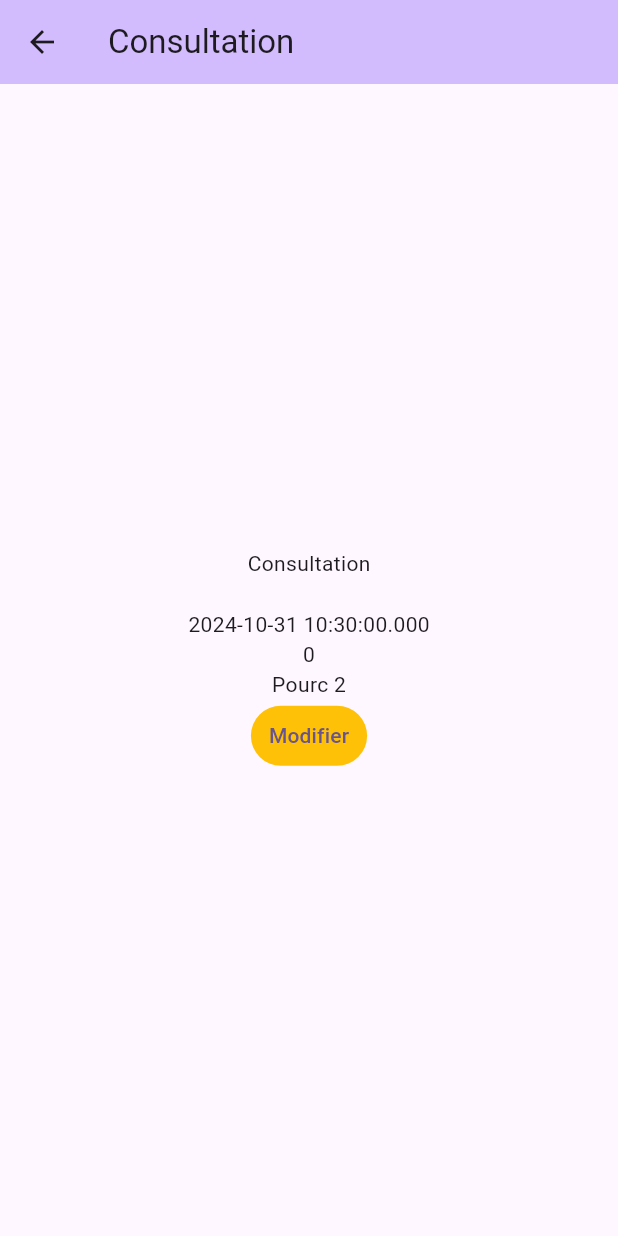
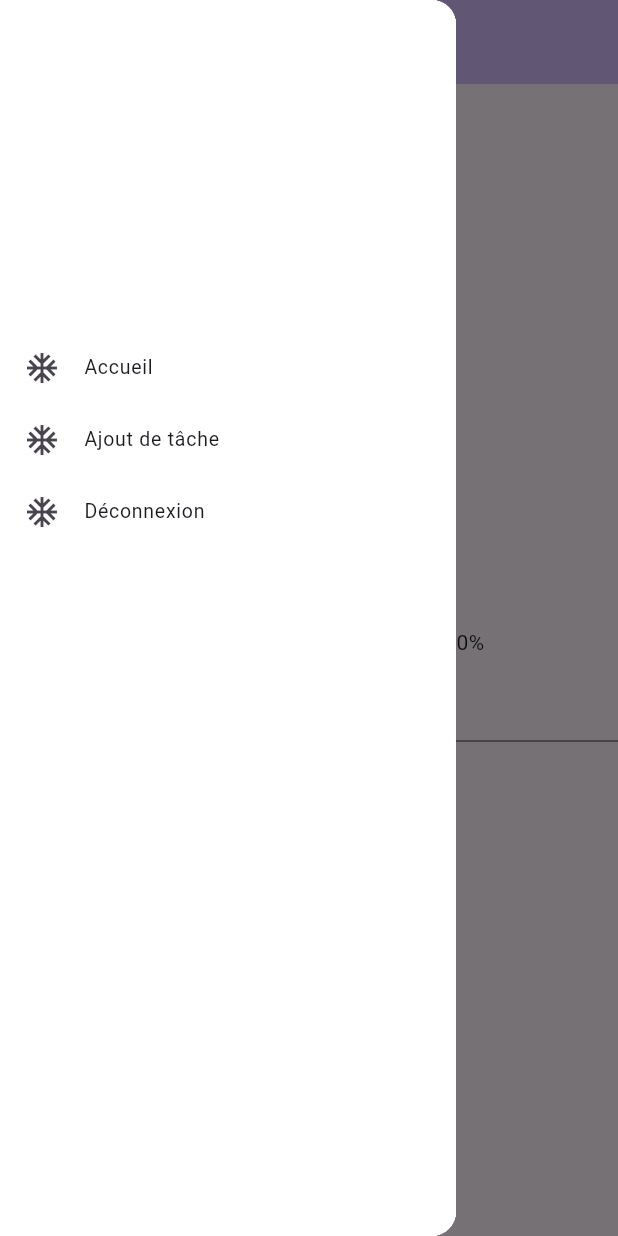
Before and after one commit to nicolaslinke/tp1_ApplicationMobileAvanc-, a Flutter app: the Consultation screen opened directly with empty values, with the side drawer open (before the commit the screen has no drawer), on a phone screen of 412 x 824 dp. Run offline on Flutter 3.47's test engine with Material 3 defaults, Android fonts, the phone set to English and light mode, and no system bars; our stand-ins replace cookie_jar, dio, dio_cookie_manager; missing offline and left inert: dart:ffi; generated files the repository leaves out were written again; network calls fail.

```diff
--- a/tp1_flutter/lib/consultation.dart
+++ b/tp1_flutter/lib/consultation.dart
@@ -1,5 +1,7 @@
 import 'package:dio/dio.dart';
 import 'package:flutter/material.dart';
+import 'package:flutter/services.dart';
+import 'package:tp1_flutter/drawer.dart';
 import 'package:tp1_flutter/lib_http.dart';
 import 'package:tp1_flutter/transfert.dart';
 
@@ -13,6 +15,7 @@ class Consultation extends StatefulWidget {
 }
 
 class _ConsultationState extends State<Consultation> {
+  final TextEditingController PourcentageTextController = TextEditingController();
 
   GetTasksResponse task = new GetTasksResponse();
 
@@ -50,6 +53,7 @@ class _ConsultationState extends State<Consultation> {
         backgroundColor: Theme.of(context).colorScheme.inversePrimary,
         title: Text("Consultation"),
       ),
+      drawer : const LeTiroir(),
       body: Center(
         child: Column(
           mainAxisAlignment: MainAxisAlignment.center,
@@ -59,15 +63,37 @@ class _ConsultationState extends State<Consultation> {
             ),
             Text(task.name),
             Text(task.deadline.toString()),
-            Text(task.percentageDone.toString()),
-            const Text(
-                'Pourc 2'
+            Text("Pourcentage fait : " + task.percentageDone.toString() + "%"),
+            Text("Pourcentage de temps écoulé : " + task.percentageTimeSpent.toString() + "%"),
+            TextFormField(
+              controller: PourcentageTextController,
+              decoration: const InputDecoration(
+                labelText: 'Modifier le pourcentage de complètion',
+              ),
+              keyboardType: TextInputType.number,
+              inputFormatters: <TextInputFormatter>[
+                FilteringTextInputFormatter.digitsOnly
+              ],
             ),
             TextButton(
               style: TextButton.styleFrom(
                 backgroundColor: Colors.amber,
               ),
-              onPressed: () { },
+              onPressed: () async {
+                try {
+                  var reponse = await changeTask(task.id, int.parse(PourcentageTextController.text));
+                  print(reponse);
+                  Navigator.pushNamed(context, '/accueil');
+                } on DioError catch (e) {
+                  print(e);
+                  String message = e.response!.data;
+                  if (message == "BadCredentialsException") {
+                    print('login deja utilise');
+                  } else {
+                    print('autre erreurs');
+                  }
+                }
+              },
               child: Text(
                 'Modifier',
               ),
--- a/tp1_flutter/lib/creation.dart
+++ b/tp1_flutter/lib/creation.dart
@@ -1,6 +1,7 @@
 import 'package:dio/dio.dart';
 import 'package:flutter/material.dart';
 import 'package:intl/intl.dart';
+import 'package:tp1_flutter/drawer.dart';
 import 'package:tp1_flutter/lib_http.dart';
 import 'package:tp1_flutter/transfert.dart';
 
@@ -43,6 +44,7 @@ class _CreationState extends State<Creation> {
         backgroundColor: Theme.of(context).colorScheme.inversePrimary,
         title: Text(widget.title),
       ),
+      drawer : const LeTiroir(),
       body: Center(
         child: Column(
           mainAxisAlignment: MainAxisAlignment.center,
@@ -73,7 +75,7 @@ class _CreationState extends State<Creation> {
                 try {
                   AddTaskRequest req = AddTaskRequest();
                   req.name = UsernameTextController.text;
-                  req.deadline = DateTime.now(); //selectedDate;
+                  req.deadline = selectedDate; //selectedDate;
                   var reponse = await addTask(req);
                   print(reponse);
 
```
Also changed, not shown: tp1_flutter/lib/accueil.dart (+35 -10 lines), tp1_flutter/lib/lib_http.dart (+33 -7 lines), tp1_flutter/lib/main.dart (+7 -2 lines).
